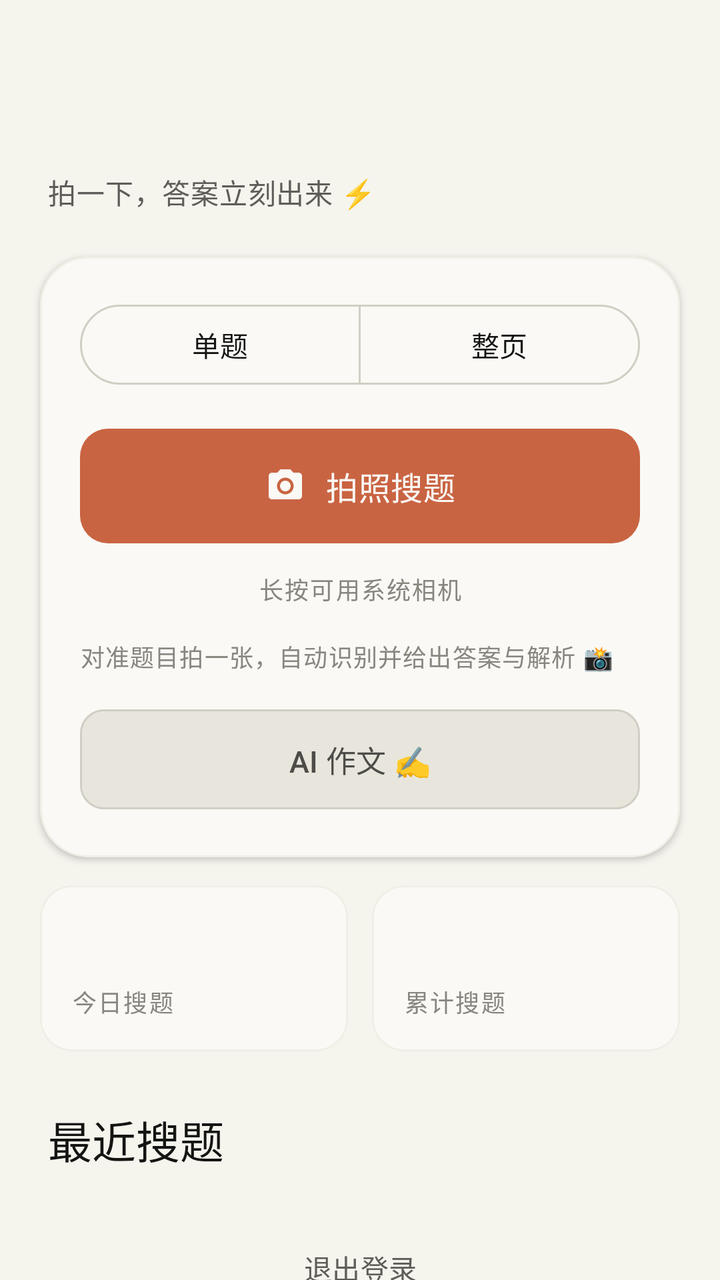
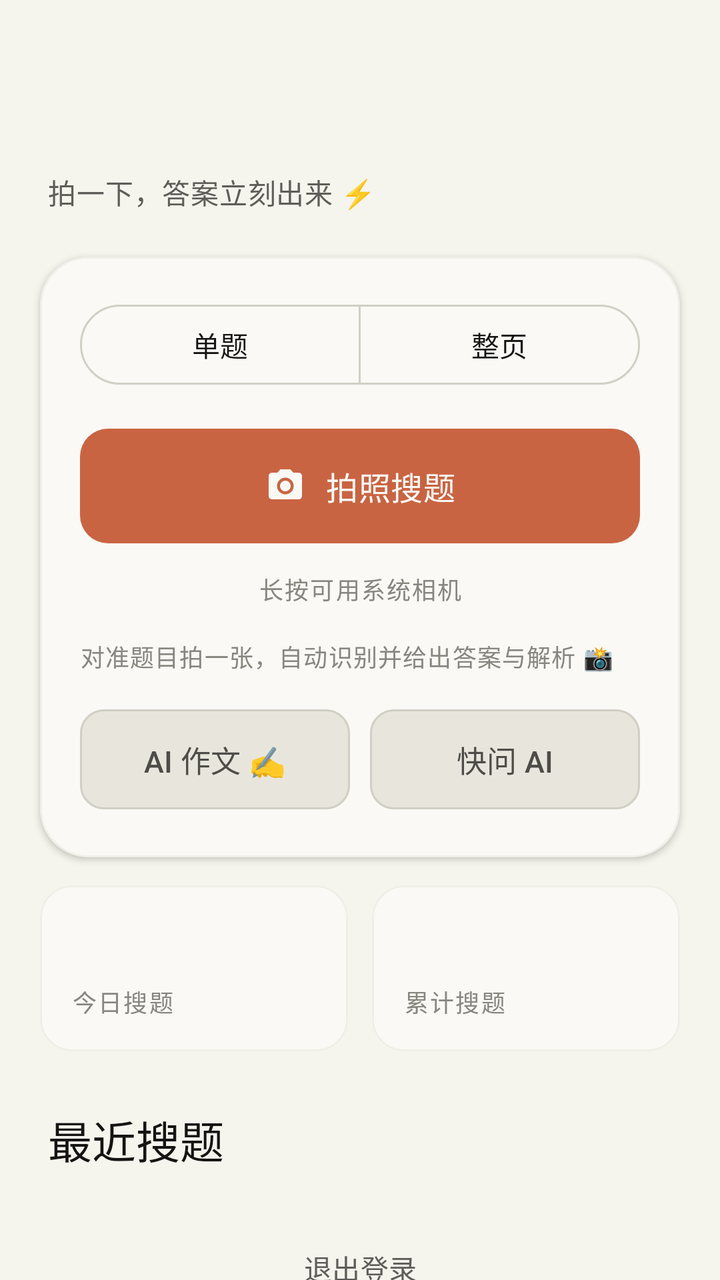

Compare the two renders of this Android layout. The source of the first and the diff that turns it into the second are given below.
<!-- AndroidManifest.xml: application theme Theme.FlashSearch -->
<!-- res/layout/activity_home.xml -->
<?xml version="1.0" encoding="utf-8"?>
<androidx.core.widget.NestedScrollView xmlns:android="http://schemas.android.com/apk/res/android"
    xmlns:app="http://schemas.android.com/apk/res-auto"
    android:id="@+id/root"
    android:layout_width="match_parent"
    android:layout_height="match_parent"
    android:background="?android:attr/colorBackground"
    android:fillViewport="true">

    <LinearLayout
        android:layout_width="match_parent"
        android:layout_height="wrap_content"
        android:orientation="vertical"
        android:paddingBottom="20dp">

        
        <LinearLayout
            android:id="@+id/header"
            android:layout_width="match_parent"
            android:layout_height="wrap_content"
            android:orientation="vertical"
            android:paddingStart="24dp"
            android:paddingTop="12dp"
            android:paddingEnd="24dp"
            android:paddingBottom="22dp">

            <TextView
                android:id="@+id/dateLabel"
                android:layout_width="wrap_content"
                android:layout_height="wrap_content"
                android:textAppearance="@style/TextAppearance.FlashSearch.Label" />

            <TextView
                android:id="@+id/greeting"
                android:layout_width="match_parent"
                android:layout_height="wrap_content"
                android:layout_marginTop="10dp"
                android:textAppearance="@style/TextAppearance.FlashSearch.Serif.Display" />

            <TextView
                android:id="@+id/tagline"
                android:layout_width="match_parent"
                android:layout_height="wrap_content"
                android:layout_marginTop="10dp"
                android:text="@string/brand_tagline"
                android:textAppearance="@style/TextAppearance.FlashSearch.Body" />
        </LinearLayout>

        
        <com.google.android.material.card.MaterialCardView
            android:id="@+id/heroCard"
            android:layout_width="match_parent"
            android:layout_height="wrap_content"
            android:layout_marginStart="20dp"
            android:layout_marginEnd="20dp"
            app:cardBackgroundColor="@color/ivory"
            app:cardCornerRadius="24dp"
            app:cardElevation="2dp"
            app:strokeColor="@color/border_cream"
            app:strokeWidth="1dp">

            <LinearLayout
                android:layout_width="match_parent"
                android:layout_height="wrap_content"
                android:orientation="vertical"
                android:padding="20dp">
                <com.google.android.material.button.MaterialButtonToggleGroup
                    android:id="@+id/modeGroup"
                    android:layout_width="match_parent"
                    android:layout_height="wrap_content"
                    android:layout_marginBottom="14dp"
                    app:selectionRequired="true"
                    app:singleSelection="true">

                    <com.google.android.material.button.MaterialButton
                        android:id="@+id/modeSingle"
                        style="@style/Widget.Material3.Button.OutlinedButton"
                        android:layout_width="0dp"
                        android:layout_height="wrap_content"
                        android:layout_weight="1"
                        android:text="@string/mode_single" />

                    <com.google.android.material.button.MaterialButton
                        android:id="@+id/modePage"
                        style="@style/Widget.Material3.Button.OutlinedButton"
                        android:layout_width="0dp"
                        android:layout_height="wrap_content"
                        android:layout_weight="1"
                        android:text="@string/mode_page" />
                </com.google.android.material.button.MaterialButtonToggleGroup>
<com.google.android.material.button.MaterialButton
                    android:id="@+id/takePhotoButton"
                    style="@style/Widget.FlashSearch.PrimaryButton"
                    android:layout_width="match_parent"
                    android:layout_height="wrap_content"
                    android:text="@string/action_take_photo"
                    app:icon="@drawable/ic_camera" />
                <TextView
                    android:id="@+id/systemCameraHint"
                    android:layout_width="match_parent"
                    android:layout_height="wrap_content"
                    android:layout_marginTop="10dp"
                    android:gravity="center"
                    android:text="@string/hint_long_press_system_camera"
                    android:textAppearance="@style/TextAppearance.FlashSearch.Label" />

                <TextView
                    android:id="@+id/modeHint"
                    android:layout_width="match_parent"
                    android:layout_height="wrap_content"
                    android:layout_marginTop="16dp"
                    android:text="@string/home_tip"
                    android:textAppearance="@style/TextAppearance.FlashSearch.Caption" />

                <com.google.android.material.button.MaterialButton
                    android:id="@+id/essayButton"
                    style="@style/Widget.FlashSearch.SecondaryButton"
                    android:layout_width="match_parent"
                    android:layout_height="wrap_content"
                    android:layout_marginTop="14dp"
                    android:text="@string/essay_entry" />
            </LinearLayout>
        </com.google.android.material.card.MaterialCardView>

        
        <LinearLayout
            android:id="@+id/statsRow"
            android:layout_width="match_parent"
            android:layout_height="wrap_content"
            android:layout_marginStart="20dp"
            android:layout_marginTop="14dp"
            android:layout_marginEnd="20dp"
            android:orientation="horizontal">

            <com.google.android.material.card.MaterialCardView
                android:layout_width="0dp"
                android:layout_height="wrap_content"
                android:layout_weight="1"
                app:cardBackgroundColor="@color/ivory"
                app:cardCornerRadius="16dp"
                app:cardElevation="0dp"
                app:strokeColor="@color/border_cream"
                app:strokeWidth="1dp">

                <LinearLayout
                    android:layout_width="match_parent"
                    android:layout_height="wrap_content"
                    android:orientation="vertical"
                    android:padding="16dp">

                    <TextView
                        android:id="@+id/todayCount"
                        android:layout_width="wrap_content"
                        android:layout_height="wrap_content"
                        android:textAppearance="@style/TextAppearance.FlashSearch.Serif.Title" />

                    <TextView
                        android:layout_width="wrap_content"
                        android:layout_height="wrap_content"
                        android:layout_marginTop="4dp"
                        android:text="@string/stats_today"
                        android:textAppearance="@style/TextAppearance.FlashSearch.Label" />
                </LinearLayout>
            </com.google.android.material.card.MaterialCardView>

            <com.google.android.material.card.MaterialCardView
                android:layout_width="0dp"
                android:layout_height="wrap_content"
                android:layout_marginStart="12dp"
                android:layout_weight="1"
                app:cardBackgroundColor="@color/ivory"
                app:cardCornerRadius="16dp"
                app:cardElevation="0dp"
                app:strokeColor="@color/border_cream"
                app:strokeWidth="1dp">

                <LinearLayout
                    android:layout_width="match_parent"
                    android:layout_height="wrap_content"
                    android:orientation="vertical"
                    android:padding="16dp">

                    <TextView
                        android:id="@+id/totalCount"
                        android:layout_width="wrap_content"
                        android:layout_height="wrap_content"
                        android:textAppearance="@style/TextAppearance.FlashSearch.Serif.Title" />

                    <TextView
                        android:layout_width="wrap_content"
                        android:layout_height="wrap_content"
                        android:layout_marginTop="4dp"
                        android:text="@string/stats_total"
                        android:textAppearance="@style/TextAppearance.FlashSearch.Label" />
                </LinearLayout>
            </com.google.android.material.card.MaterialCardView>
        </LinearLayout>

        
        <LinearLayout
            android:id="@+id/historySection"
            android:layout_width="match_parent"
            android:layout_height="wrap_content"
            android:layout_marginTop="28dp"
            android:orientation="vertical">

            <TextView
                android:layout_width="wrap_content"
                android:layout_height="wrap_content"
                android:layout_marginStart="24dp"
                android:text="@string/history_title"
                android:textAppearance="@style/TextAppearance.FlashSearch.Serif.Title" />

            <LinearLayout
                android:id="@+id/historyList"
                android:layout_width="match_parent"
                android:layout_height="wrap_content"
                android:orientation="vertical" />

            <TextView
                android:id="@+id/historyEmpty"
                android:layout_width="match_parent"
                android:layout_height="wrap_content"
                android:layout_marginStart="24dp"
                android:layout_marginTop="12dp"
                android:layout_marginEnd="24dp"
                android:text="@string/history_empty"
                android:textAppearance="@style/TextAppearance.FlashSearch.Caption"
                android:visibility="gone" />
        </LinearLayout>

        <com.google.android.material.button.MaterialButton
            android:id="@+id/logoutButton"
            style="@style/Widget.FlashSearch.TextButton"
            android:layout_width="wrap_content"
            android:layout_height="wrap_content"
            android:layout_gravity="center_horizontal"
            android:layout_marginTop="24dp"
            android:text="@string/action_logout" />
        <TextView
            android:id="@+id/versionLabel"
            android:layout_width="wrap_content"
            android:layout_height="wrap_content"
            android:layout_gravity="center_horizontal"
            android:layout_marginTop="14dp"
            android:textAppearance="@style/TextAppearance.FlashSearch.Label" />
    </LinearLayout>
</androidx.core.widget.NestedScrollView>
<!-- resources referenced by this layout -->
<resources>
  <color name="border_cream">#F0EEE6</color>
  <color name="ivory">#FAF9F5</color>
  <!-- drawable ic_camera (drawable) -->
  <vector xmlns:android="http://schemas.android.com/apk/res/android"
      android:width="24dp"
      android:height="24dp"
      android:viewportWidth="24"
      android:viewportHeight="24">
      <path
          android:fillColor="#FFFFFFFF"
          android:pathData="M12,15.2c1.77,0 3.2,-1.43 3.2,-3.2s-1.43,-3.2 -3.2,-3.2 -3.2,1.43 -3.2,3.2 1.43,3.2 3.2,3.2zM9,2L7.17,4H4c-1.1,0 -2,0.9 -2,2v12c0,1.1 0.9,2 2,2h16c1.1,0 2,-0.9 2,-2V6c0,-1.1 -0.9,-2 -2,-2h-3.17L15,2H9zM12,17c-2.76,0 -5,-2.24 -5,-5s2.24,-5 5,-5 5,2.24 5,5 -2.24,5 -5,5z" />
  </vector>
  <string name="action_logout">退出登录</string>
  <string name="action_take_photo">拍照搜题</string>
  <string name="brand_tagline">拍一下，答案立刻出来 ⚡</string>
  <string name="essay_entry">AI 作文 ✍️</string>
  <string name="hint_long_press_system_camera">长按可用系统相机</string>
  <string name="history_empty">还没有搜题记录，拍一张试试 📷</string>
  <string name="history_title">最近搜题</string>
  <string name="home_tip">对准题目拍一张，自动识别并给出答案与解析 📸</string>
  <string name="mode_page">整页</string>
  <string name="mode_single">单题</string>
  <string name="stats_today">今日搜题</string>
  <string name="stats_total">累计搜题</string>
  <style name="TextAppearance.FlashSearch.Body" parent="TextAppearance.Material3.BodyMedium">
          <item name="android:lineSpacingMultiplier">1.5</item>
          <item name="android:textColor">@color/olive_gray</item>
      </style>
  <style name="TextAppearance.FlashSearch.Caption" parent="TextAppearance.Material3.BodySmall">
          <item name="android:lineSpacingMultiplier">1.4</item>
          <item name="android:textColor">@color/stone_gray</item>
      </style>
  <style name="TextAppearance.FlashSearch.Label" parent="TextAppearance.Material3.LabelMedium">
          <item name="android:letterSpacing">0.06</item>
          <item name="android:textColor">@color/stone_gray</item>
      </style>
  <style name="TextAppearance.FlashSearch.Serif.Display" parent="TextAppearance.Material3.HeadlineMedium">
          <item name="android:fontFamily">serif</item>
          <item name="android:textStyle">normal</item>
          <item name="android:textColor">@color/near_black</item>
          <item name="android:letterSpacing">0</item>
          <item name="android:lineSpacingMultiplier">1.15</item>
          <item name="android:textFontWeight" tools:targetApi="28">500</item>
      </style>
  <style name="TextAppearance.FlashSearch.Serif.Title" parent="TextAppearance.Material3.TitleLarge">
          <item name="android:fontFamily">serif</item>
          <item name="android:textStyle">normal</item>
          <item name="android:textColor">@color/near_black</item>
          <item name="android:letterSpacing">0</item>
          <item name="android:textFontWeight" tools:targetApi="28">500</item>
      </style>
  <style name="Widget.FlashSearch.TextButton" parent="Widget.Material3.Button.TextButton">
          <item name="android:textColor">@color/olive_gray</item>
          <item name="rippleColor">@color/warm_sand</item>
          <item name="elevation">0dp</item>
      </style>
  <color name="olive_gray">#5E5D59</color>
  <color name="stone_gray">#87867F</color>
  <color name="near_black">#141413</color>
  <color name="terracotta">#C96442</color>
  <color name="warm_sand">#E8E6DC</color>
  <color name="charcoal_warm">#4D4C48</color>
  <color name="ring_warm">#D1CFC5</color>
  <color name="coral">#D97757</color>
  <color name="error_crimson">#B53333</color>
  <color name="parchment">#F5F4ED</color>
  <color name="pure_white">#FFFFFF</color>
  <!-- unchanged entries left out for length: 3 -->
</resources>

<!-- the commit's change to res/layout/activity_home.xml (unified diff, before → after) -->
@@ -112,13 +112,29 @@
                     android:text="@string/home_tip"
                     android:textAppearance="@style/TextAppearance.FlashSearch.Caption" />
 
-                <com.google.android.material.button.MaterialButton
-                    android:id="@+id/essayButton"
-                    style="@style/Widget.FlashSearch.SecondaryButton"
+                <LinearLayout
                     android:layout_width="match_parent"
                     android:layout_height="wrap_content"
                     android:layout_marginTop="14dp"
-                    android:text="@string/essay_entry" />
+                    android:orientation="horizontal">
+
+                    <com.google.android.material.button.MaterialButton
+                        android:id="@+id/essayButton"
+                        style="@style/Widget.FlashSearch.SecondaryButton"
+                        android:layout_width="0dp"
+                        android:layout_height="wrap_content"
+                        android:layout_weight="1"
+                        android:text="@string/essay_entry" />
+
+                    <com.google.android.material.button.MaterialButton
+                        android:id="@+id/chatButton"
+                        style="@style/Widget.FlashSearch.SecondaryButton"
+                        android:layout_width="0dp"
+                        android:layout_height="wrap_content"
+                        android:layout_marginStart="10dp"
+                        android:layout_weight="1"
+                        android:text="@string/chat_entry" />
+                </LinearLayout>
             </LinearLayout>
         </com.google.android.material.card.MaterialCardView>
 
<!-- resource entries referenced after the edit -->
@@ -15,6 +15,7 @@
   <string name="action_logout">退出登录</string>
   <string name="action_take_photo">拍照搜题</string>
   <string name="brand_tagline">拍一下，答案立刻出来 ⚡</string>
+  <string name="chat_entry">快问 AI</string>
   <string name="essay_entry">AI 作文 ✍️</string>
   <string name="hint_long_press_system_camera">长按可用系统相机</string>
   <string name="history_empty">还没有搜题记录，拍一张试试 📷</string>
